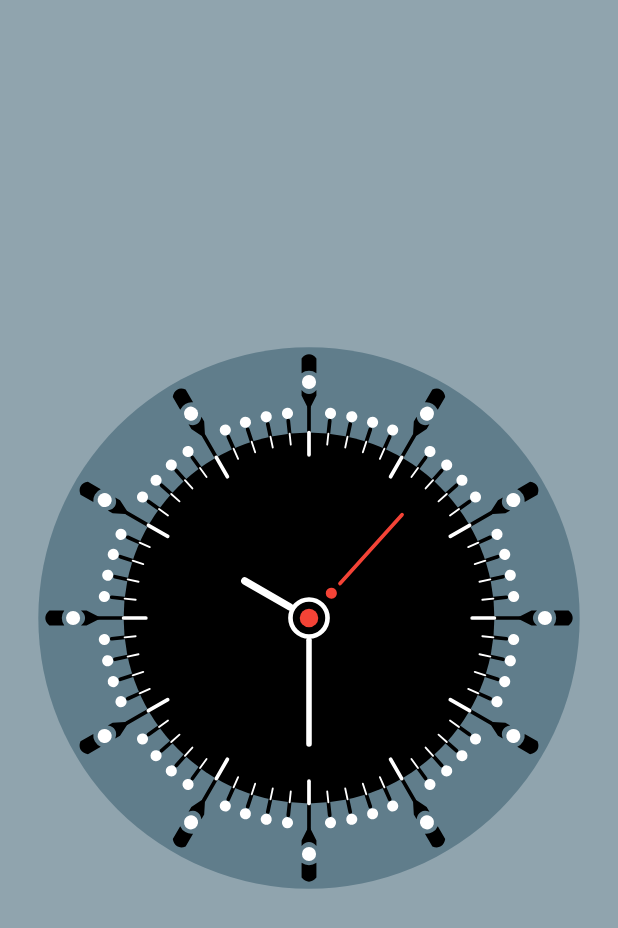
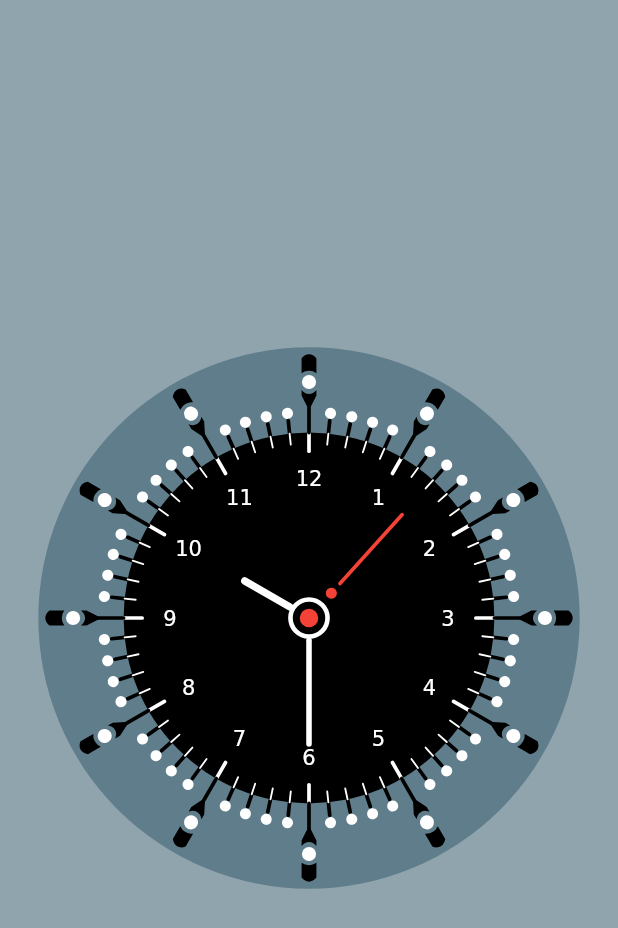
Before and after one commit to Abdul-karim970/analog, a Flutter app: the screen it shows after launch, on a phone screen of 412 x 824 dp. Shown: the top 928 px of the screen. Run offline on Flutter 3.47's test engine with Material 2 defaults, Android fonts, the phone set to English and light mode, and no system bars.

Commit message:
added numbers

```diff
--- a/lib/analog_clock_painter.dart
+++ b/lib/analog_clock_painter.dart
@@ -3,16 +3,48 @@ import 'dart:math';
 import 'package:flutter/material.dart';
 
 class AnalogClockPainter extends CustomPainter {
+  final digitsTicks = [
+    '12',
+    '1',
+    '2',
+    '3',
+    '4',
+    '5',
+    '6',
+    '7',
+    '8',
+    '9',
+    '10',
+    '11',
+  ];
+  final romanTicks = [
+    'XII',
+    'I',
+    'II',
+    'III',
+    'IV',
+    'V',
+    'VI',
+    'VII',
+    'VIII',
+    'IX',
+    'X',
+    'XI',
+  ];
+
   final DateTime dateTime;
+  final HourTickStyle hourTickStyle;
 
-  AnalogClockPainter({required this.dateTime});
+  AnalogClockPainter({required this.hourTickStyle, required this.dateTime});
   @override
   void paint(Canvas canvas, Size size) {
+    String toBePaint;
+
     final width = size.width;
     final height = size.height;
     final clockRadius = min(width, height) / 2;
     final centerOffset = Offset(width * 0.5, height * 0.5);
-    const tickDegree = 2 * pi / 60;
+    const tickAngle = 2 * pi / 60;
 
     // Tick thickness ans length
 
@@ -20,6 +52,7 @@ class AnalogClockPainter extends CustomPainter {
     final hoursTickThickness = clockRadius * 0.02;
     final minuteTickLength = clockRadius * 0.06;
     final hoursTickLength = clockRadius * 0.12;
+    final hoursTickLengthWithValues = clockRadius * 0.1;
 
     // Clock base
     final innerFilledCircleRadius = clockRadius * 0.05;
@@ -100,14 +133,37 @@ class AnalogClockPainter extends CustomPainter {
 
     for (var i = 0; i < 60; i++) {
       if (i % 5 == 0) {
+        if (hourTickStyle == HourTickStyle.tickHours) {
+          canvas.drawLine(Offset(0, -clockRadius),
+              Offset(0, -clockRadius + hoursTickLength), hoursTickPaint);
+        } else if (hourTickStyle == HourTickStyle.digitsHours ||
+            hourTickStyle == HourTickStyle.romanHours) {
+          canvas.drawLine(
+              Offset(0, -clockRadius),
+              Offset(0, -clockRadius + hoursTickLengthWithValues),
+              hoursTickPaint);
+
+          toBePaint = hourTickStyle == HourTickStyle.digitsHours
+              ? digitsTicks[i ~/ 5]
+              : romanTicks[i ~/ 5];
+
+          TextPainter textPainter = TextPainter(
+              textDirection: TextDirection.ltr,
+              text: TextSpan(text: toBePaint));
+          textPainter.layout();
+          canvas.save();
+          canvas.translate(0, -clockRadius * 0.75);
+          canvas.rotate(-tickAngle * i);
+          textPainter.paint(canvas,
+              Offset(-(textPainter.width) / 2, -(textPainter.height) / 2));
+          canvas.restore();
+        }
         canvas.drawLine(Offset(0, -clockRadius),
             Offset(0, -clockRadius * 1.135), clockOuterLinePaint);
         canvas.drawPath(clockOuterDesignPath, clockOuterDesignPaint);
         canvas.drawCircle(Offset(0, -clockRadius * 1.2725), clockRadius * 0.038,
             clockOuterDesignCirclePaint);
         canvas.drawPath(clockOuterDesignSecondPath, clockOuterDesignPaint);
-        canvas.drawLine(Offset(0, -clockRadius + hoursTickLength),
-            Offset(0, -clockRadius), hoursTickPaint);
       } else {
         canvas.drawLine(Offset(0, -clockRadius), Offset(0, -clockRadius * 1.07),
             clockOuterLinePaint);
@@ -133,7 +189,7 @@ class AnalogClockPainter extends CustomPainter {
             Offset(0, -clockRadius + clockRadius * 0.25), secondsNeedlePaint);
       }
 
-      canvas.rotate(tickDegree);
+      canvas.rotate(tickAngle);
     }
     canvas.restore();
   }
@@ -146,3 +202,5 @@ class AnalogClockPainter extends CustomPainter {
   bool shouldRebuildSemantics(AnalogClockPainter oldDelegate) =>
       oldDelegate.dateTime != dateTime;
 }
+
+enum HourTickStyle { tickHours, digitsHours, romanHours }
--- a/lib/main.dart
+++ b/lib/main.dart
@@ -60,7 +60,9 @@ class _MyHomePageState extends State<MyHomePage> {
               width: width * 0.9,
               height: height * 0.8,
               child: CustomPaint(
-                painter: AnalogClockPainter(dateTime: dateTime),
+                painter: AnalogClockPainter(
+                    dateTime: dateTime,
+                    hourTickStyle: HourTickStyle.digitsHours),
               ),
             )
           ],
```
